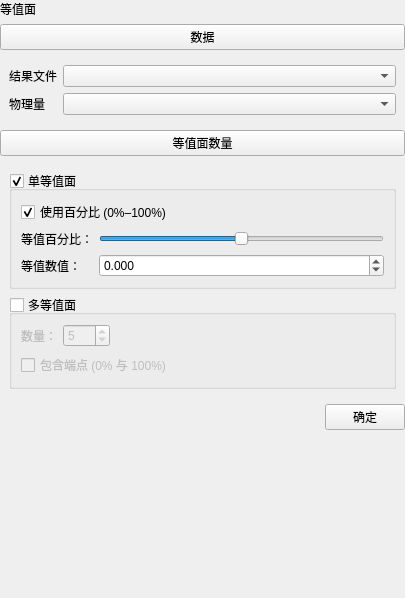
Old version of the form plugins/Base_PostProcessing/IsosurfaceSettingsWidget.ui in the repository asd977/base_cae.
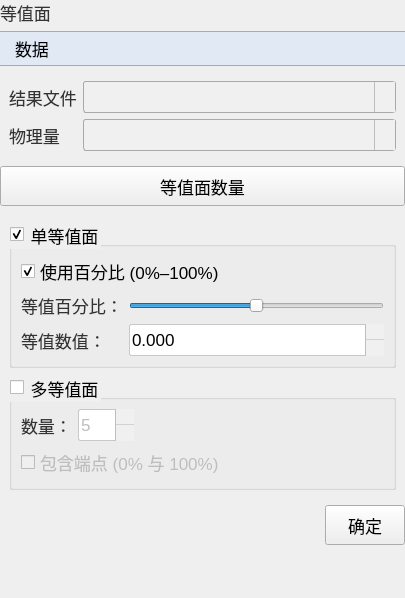
New version of the form. Icons and pictures are not drawn.

Commit message: style: switch custom control arrows from png to svg

Patch:
```diff
--- a/plugins/Base_PostProcessing/IsosurfaceSettingsWidget.ui
+++ b/plugins/Base_PostProcessing/IsosurfaceSettingsWidget.ui
@@ -13,6 +13,104 @@
   <property name="windowTitle">
    <string>等值面</string>
   </property>
+  <property name="styleSheet">
+   <string notr="true">QWidget{
+font-family: &quot;Microsoft YaHei&quot;, &quot;微软雅黑&quot;;
+}
+QPushButton {
+    font-size: 17px;
+    min-height: 32px;
+}
+QPushButton#pushButton {
+    background-color: rgb(224, 233, 244);
+    border-width: 1px;
+    border-color: rgb(121, 121, 121);
+    border-style: solid;
+    min-height: 33px;
+    border-top: 1px solid rgb(169, 169, 169);
+    border-bottom: 1px solid rgb(169, 169, 169);
+    border-left: none;
+    border-right: none;
+    text-align: left;
+    padding-left: 15px;
+    font-size: 17px;
+}
+QLabel {
+    font-size: 17px;
+    color: rgb(51, 51, 51);
+}
+QLabel#pageNameLabel {
+    font-size: 20px;
+    padding-left: 9px;
+    color: rgb(53, 103, 147);
+}
+QLineEdit, QTextEdit, QPlainTextEdit, QSpinBox, QDoubleSpinBox, QDateTimeEdit {
+    border: 1px solid rgb(200, 200, 200);
+    border-radius: 2px;
+    font-size: 17px;
+    min-height: 30px;
+}
+QLineEdit:focus, QTextEdit:focus, QPlainTextEdit:focus,
+QSpinBox:focus, QDoubleSpinBox:focus, QDateTimeEdit:focus {
+    border-color: rgb(100, 100, 255);
+    outline: none;
+}
+QComboBox {
+    font-size: 17px;
+    color: rgb(51, 51, 51);
+    padding-left: 6px;
+    background: rgb(240, 240, 240);
+    border: 1px solid rgb(169, 169, 169);
+    border-radius: 3px;
+    min-height: 30px;
+}
+QComboBox::drop-down {
+    subcontrol-origin: padding;
+    subcontrol-position: top right;
+    width: 20px;
+    background: rgb(240, 240, 240);
+    border-left: 1px solid rgb(190, 190, 190);
+}
+QComboBox::down-arrow {
+    image: url(:/resources/arrow_down_drawn.svg);
+    width: 12px;
+    height: 12px;
+}
+QSpinBox::up-button, QDoubleSpinBox::up-button {
+    subcontrol-origin: border;
+    subcontrol-position: top right;
+    width: 18px;
+    border-left: 1px solid rgb(190, 190, 190);
+    border-bottom: 1px solid rgb(210, 210, 210);
+    background: rgb(240, 240, 240);
+}
+QSpinBox::down-button, QDoubleSpinBox::down-button {
+    subcontrol-origin: border;
+    subcontrol-position: bottom right;
+    width: 18px;
+    border-left: 1px solid rgb(190, 190, 190);
+    background: rgb(240, 240, 240);
+}
+QSpinBox::up-arrow, QDoubleSpinBox::up-arrow {
+    image: url(:/resources/arrow_up_drawn.svg);
+    width: 10px;
+    height: 10px;
+}
+QSpinBox::down-arrow, QDoubleSpinBox::down-arrow {
+    image: url(:/resources/arrow_down_drawn.svg);
+    width: 10px;
+    height: 10px;
+}
+QRadioButton, QCheckBox, QGroupBox {
+    font-size: 17px;
+}
+QTableWidget, QTreeWidget, QListWidget {
+    font-size: 16px;
+    gridline-color: rgb(210, 210, 210);
+}
+
+</string>
+  </property>
   <layout class="QVBoxLayout" name="verticalLayout_root">
    <property name="leftMargin">
     <number>0</number>
```
The commit also changes 45 other files.
